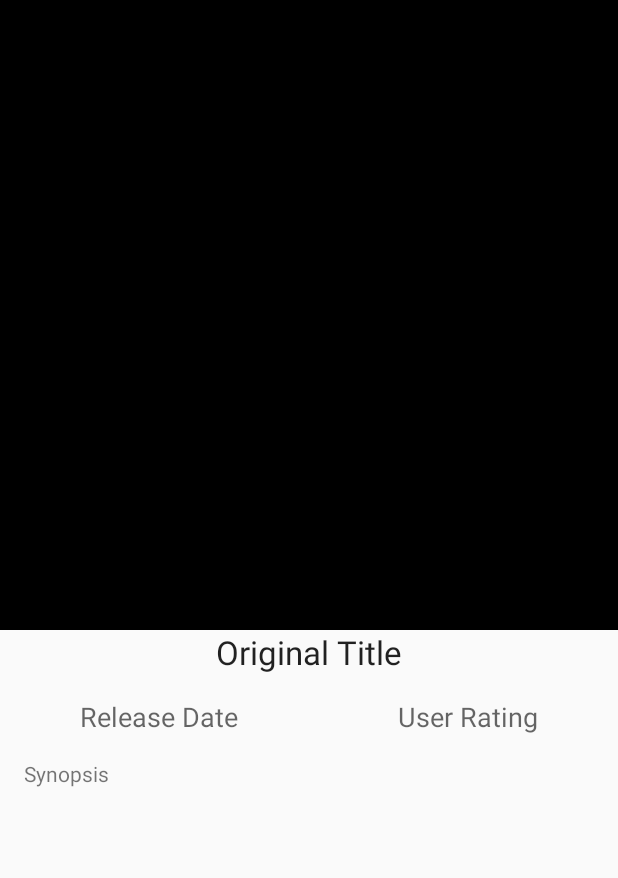
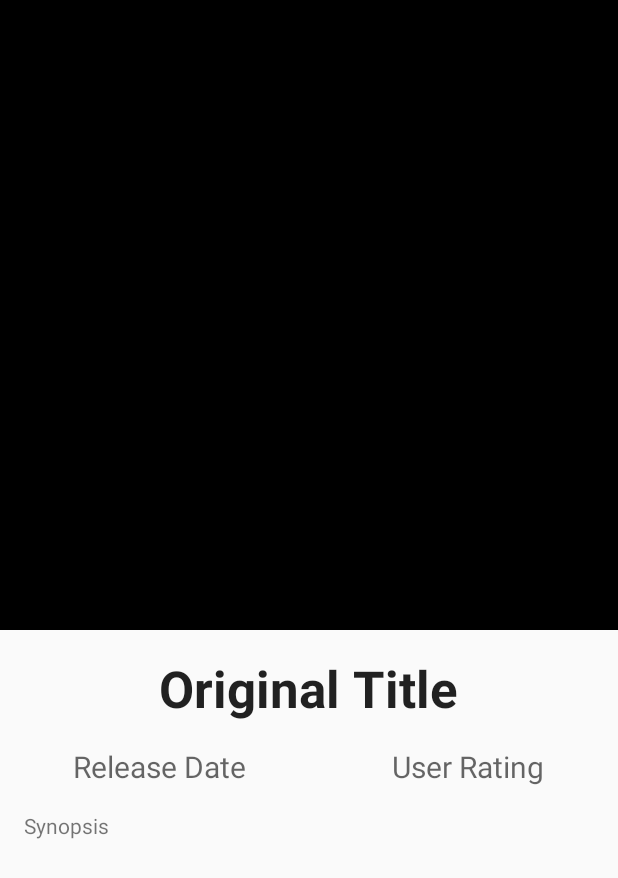
Before and after one commit to pdrogfer/PopularMoviesApp, an Android app: the layout fragment_details.xml on its own in the app's theme, with its tools: preview values and no code run, on a phone screen of 412 x 824 dp. Shown: the top 878 px of the screen. Run offline under Robolectric (Android 15) with nearby library versions, the phone set to English and light mode, and no system bars.

Commit message:
added typography in main activity

```diff
--- a/app/src/main/res/layout/fragment_details.xml
+++ b/app/src/main/res/layout/fragment_details.xml
@@ -17,9 +17,12 @@
         android:textAppearance="?android:attr/textAppearanceLarge"
         android:text="Original Title"
         android:id="@+id/tvDetailsTitle"
+        android:paddingTop="16dp"
         android:layout_below="@id/ivDetailsPoster"
         android:layout_centerHorizontal="true"
-        android:gravity="center"/>
+        android:gravity="center"
+        android:textSize="@dimen/abc_text_size_display_1_material"
+        android:textStyle="bold" />
 
     <LinearLayout
         android:orientation="horizontal"
@@ -39,7 +42,8 @@
             android:text="Release Date"
             android:id="@+id/tvDetailsReleaseDate"
             android:layout_weight="1"
-            android:gravity="center_horizontal" />
+            android:gravity="center_horizontal"
+            android:textSize="@dimen/abc_text_size_title_material" />
 
         <TextView
             android:layout_width="wrap_content"
@@ -48,7 +52,8 @@
             android:text="User Rating"
             android:id="@+id/tvDetailsUserRating"
             android:layout_weight="1"
-            android:gravity="center_horizontal" />
+            android:gravity="center_horizontal"
+            android:textSize="@dimen/abc_text_size_title_material" />
 
     </LinearLayout>
     <TextView
@@ -58,5 +63,6 @@
         android:paddingLeft="16dp"
         android:paddingRight="16dp"
         android:id="@+id/tvDetailsSynopsis"
-        android:layout_below="@+id/rowDetails" />
+        android:layout_below="@+id/rowDetails"
+        android:textSize="@dimen/abc_text_size_body_1_material" />
 </RelativeLayout>
```
